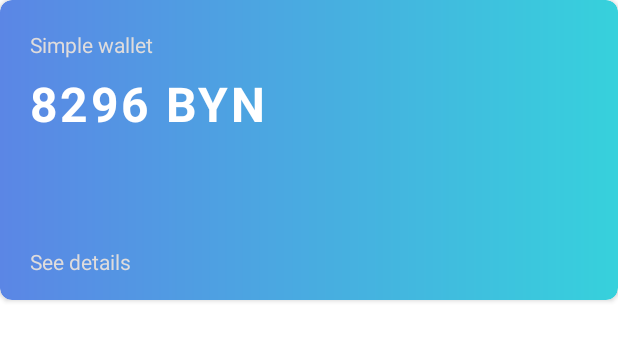
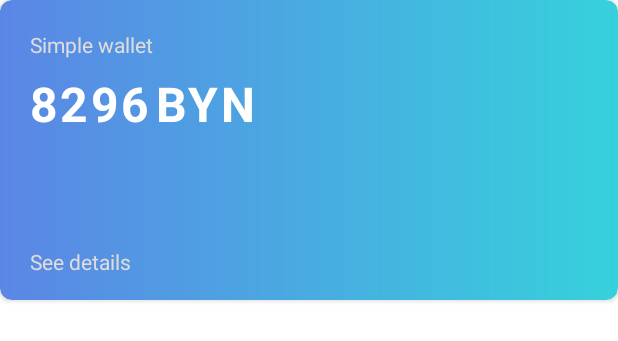
Before and after one commit to emdasoft/MyCheckUp, an Android app: the layout item_card.xml on its own in the app's theme, with its tools: preview values and no code run, on a phone screen of 412 x 824 dp. Shown: the top 341 px of the screen. Run offline under Robolectric (Android 15) with nearby library versions, the phone set to English and light mode, and no system bars.

Commit message:
remake_Check

```diff
--- a/app/src/main/java/com/emdasoft/mycheckup/Card.kt
+++ b/app/src/main/java/com/emdasoft/mycheckup/Card.kt
@@ -1,4 +1,4 @@
 package com.emdasoft.mycheckup
 
-class Card (val id: Int, val title: String, val amount: Double, val description: String) {
+class Card (val id: Int, val title: String, val amount: Double, val currency: String) {
 }
--- a/app/src/main/res/layout/fragment_result.xml
+++ b/app/src/main/res/layout/fragment_result.xml
@@ -9,7 +9,7 @@
     tools:context=".ResultFragment">
 
     <androidx.viewpager2.widget.ViewPager2
-        android:id="@+id/viewPager2"
+        android:id="@+id/viewPager"
         android:layout_width="match_parent"
         android:layout_height="220dp"
         android:paddingStart="80dp"
--- a/app/src/main/res/layout/item_card.xml
+++ b/app/src/main/res/layout/item_card.xml
@@ -13,7 +13,7 @@
         android:background="@drawable/gradient">
 
         <TextView
-            android:id="@+id/textView2"
+            android:id="@+id/tvCardLabel"
             android:layout_width="wrap_content"
             android:layout_height="wrap_content"
             android:layout_marginStart="20dp"
@@ -24,7 +24,7 @@
             tools:text="Simple wallet" />
 
         <TextView
-            android:id="@+id/textView"
+            android:id="@+id/tvCardAmount"
             android:layout_width="wrap_content"
             android:layout_height="wrap_content"
             android:layout_marginTop="8dp"
@@ -32,18 +32,32 @@
             android:textColor="#FFFFFF"
             android:textSize="32sp"
             android:textStyle="bold"
-            app:layout_constraintStart_toStartOf="@+id/textView2"
-            app:layout_constraintTop_toBottomOf="@+id/textView2"
-            tools:text="8296 BYN" />
+            app:layout_constraintStart_toStartOf="@+id/tvCardLabel"
+            app:layout_constraintTop_toBottomOf="@+id/tvCardLabel"
+            tools:text="8296" />
 
         <TextView
-            android:id="@+id/textView3"
+            android:id="@+id/tvCardCurrency"
+            android:layout_width="wrap_content"
+            android:layout_height="wrap_content"
+            android:layout_marginStart="4dp"
+            android:layout_marginTop="8dp"
+            android:letterSpacing="0.05"
+            android:textColor="#FFFFFF"
+            android:textSize="32sp"
+            android:textStyle="bold"
+            app:layout_constraintStart_toEndOf="@+id/tvCardAmount"
+            app:layout_constraintTop_toBottomOf="@+id/tvCardLabel"
+            tools:text="BYN" />
+
+        <TextView
+            android:id="@+id/tvDescription"
             android:layout_width="wrap_content"
             android:layout_height="wrap_content"
             android:layout_marginBottom="16dp"
             android:textColor="#DFDCDC"
             app:layout_constraintBottom_toBottomOf="parent"
-            app:layout_constraintStart_toStartOf="@+id/textView"
+            app:layout_constraintStart_toStartOf="@+id/tvCardAmount"
             tools:text="See details" />
 
 
```
Also changed, not shown: app/src/main/java/com/emdasoft/mycheckup/CardsAdapter.kt (+43 -1 lines), app/src/main/java/com/emdasoft/mycheckup/ResultFragment.kt (+32 -0 lines).
